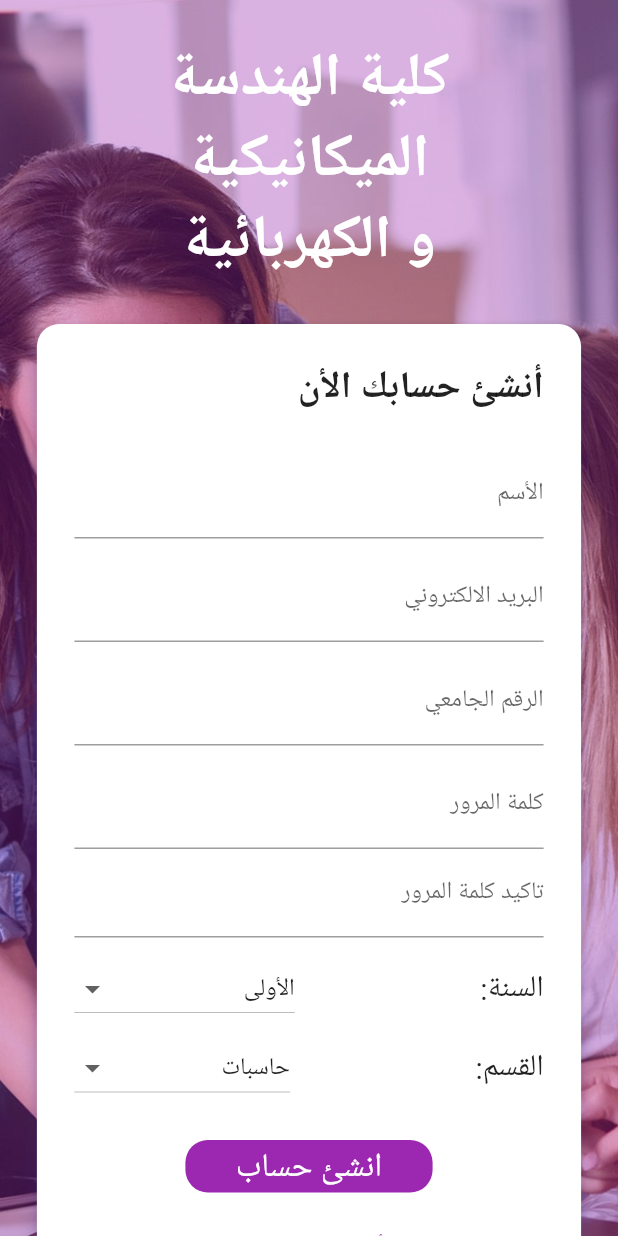
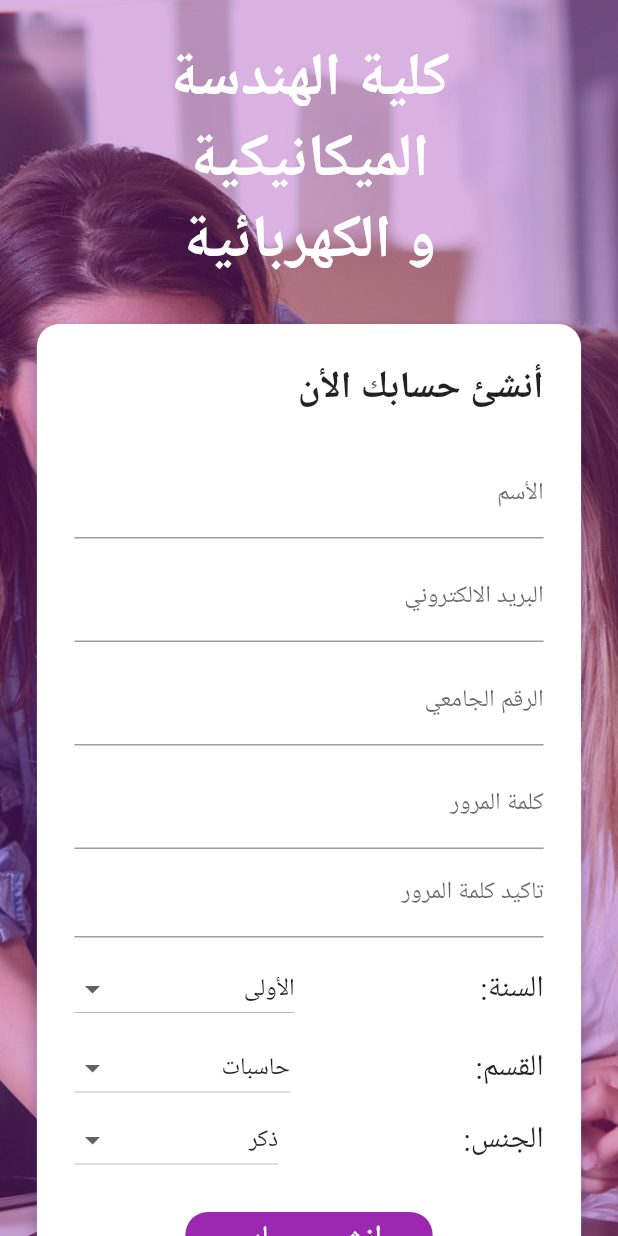
Before and after one commit to Hamza405/University-services-app, a Flutter app: the SignupView screen opened by its route, on a phone screen of 412 x 824 dp. Run offline on Flutter 3.47's test engine with Material 2 defaults, Android fonts, the phone set to English and light mode, and no system bars; our stand-ins replace dio, get, shared_preferences; missing offline and left inert: q_overlay; accounts and stored records are empty.

Commit message:
Auth functions

```diff
--- a/lib/main.dart
+++ b/lib/main.dart
@@ -1,3 +1,4 @@
+import 'package:dio/dio.dart';
 import 'package:flutter/material.dart';
 import 'package:get/get.dart';
 import 'package:q_overlay/q_overlay.dart';
@@ -11,6 +12,7 @@ import 'view/auth/login_view.dart';
 void main() {
   WidgetsFlutterBinding.ensureInitialized();
   Get.put(AuthController());
+
   runApp(const MyApp());
 }
 
--- a/lib/model/user.dart
+++ b/lib/model/user.dart
@@ -1,41 +1,105 @@
+// ignore_for_file: prefer_if_null_operators
+
 class UserModel {
-  String? id;
-  String? uid;
+  final String? token;
+  User? user;
+  final String? error;
+  final int? status;
+
+  UserModel({this.token, this.user, this.error, this.status});
+
+  factory UserModel.fromJson(Map<String, dynamic> json) {
+    return UserModel(
+      token: json['token'] != null ? json['token'] : null,
+      error: json['error'] != null ? json['error'] : null,
+      status: json['status'] != null ? json['status'] : 500,
+      user: json['user'] != null
+          ? User.fromJson(json['user'] as Map<String, dynamic>)
+          : null,
+    );
+  }
+
+  Map<String, dynamic> toJson() => {
+        'token': token,
+        'error': error,
+        'status': status,
+        'user': user != null ? user!.toJson() : null,
+      };
+}
+
+class User {
+  int? id;
   String? name;
   String? email;
-  String? number;
-  int? year;
+  String? num;
+  String? year;
   String? section;
-  String? created_at;
+  String? createdAt;
 
-  UserModel(
+  User(
       {this.id,
-      this.uid,
       this.name,
       this.email,
-      this.number,
-      this.year = 1,
-      this.section = 'حاسبات',
-      this.created_at});
+      this.num,
+      this.year,
+      this.section,
+      this.createdAt});
 
-  UserModel.fromJson(Map<String, dynamic> json)
+  User.fromJson(Map<String, dynamic> json)
       : id = json['id'],
-        uid = json['uid'],
         name = json['name'],
         email = json['email'],
-        number = json['number'],
+        num = json['num'],
         year = json['year'],
         section = json['section'],
-        created_at = json['created_at'];
+        createdAt = json['created_at'];
 
   Map<String, dynamic> toJson() => {
         'id': id,
-        'uid': uid,
         'name': name,
         'email': email,
-        'number': number,
+        'num': num,
         'year': year,
         'section': section,
-        'created_at': created_at,
+        'created_at': createdAt,
       };
 }
+
+class AuthCommand {
+  String? name;
+  String? email;
+  String? num;
+  String? year;
+  String? section;
+  String? gender;
+  String? password;
+
+  AuthCommand({
+    this.name,
+    this.email,
+    this.gender = 'ذكر',
+    this.password,
+    this.num,
+    this.year = '1',
+    this.section = 'حاسبات',
+  });
+
+  AuthCommand.fromJson(Map<String, dynamic> json)
+      : name = json['name'],
+        gender = json['gender'],
+        email = json['email'],
+        password = json['password'],
+        num = json['num'],
+        year = json['year'],
+        section = json['section'];
+
+  Map<String, dynamic> toJson() => {
+        'name': name,
+        'email': email,
+        'password': password,
+        'gender': gender,
+        'num': num,
+        'year': year,
+        'section': section,
+      };
+}
--- a/lib/shared/constance.dart
+++ b/lib/shared/constance.dart
@@ -4,4 +4,6 @@ const loginRoute = '/login';
 const signupRoute = '/signup';
 const homeRoute = '/home';
 
+const baseURL = 'http://192.168.1.8:8000/api/';
+
 const primaryColor = Colors.purple;
--- a/lib/shared/utils/binding.dart
+++ b/lib/shared/utils/binding.dart
@@ -1,3 +1,4 @@
+import 'package:dio/dio.dart';
 import 'package:get/get.dart';
 
 import '../../controller/auth_controller.dart';
@@ -6,5 +7,6 @@ class Binding extends Bindings {
   @override
   void dependencies() {
     Get.lazyPut(() => AuthController());
+    Get.lazyPut(() => Dio());
   }
 }
--- a/lib/view/auth/signup_view.dart
+++ b/lib/view/auth/signup_view.dart
@@ -12,11 +12,10 @@ class SignupView extends StatefulWidget {
 class _SignupViewState extends State<SignupView> {
   final _formKey = GlobalKey<FormState>();
 
-  var user = UserModel();
+  var user = AuthCommand();
   final controller = Get.find<AuthController>();
 
   var password = '';
-  var section = 'حاسبات';
   var year = 'الأولى';
   @override
   Widget build(BuildContext context) {
@@ -151,7 +150,7 @@ class _SignupViewState extends State<SignupView> {
                                       return null;
                                     },
                                     onChanged: (v) {
-                                      user.number = v;
+                                      user.num = v;
                                     },
                                   ),
                                   const SizedBox(
@@ -172,6 +171,7 @@ class _SignupViewState extends State<SignupView> {
                                       return null;
                                     },
                                     onChanged: (v) {
+                                      user.password = v;
                                       password = v;
                                     },
                                   ),
@@ -226,14 +226,14 @@ class _SignupViewState extends State<SignupView> {
                                           value: year,
                                           onChanged: (v) {
                                             user.year = v == 'الأولى'
-                                                ? 1
+                                                ? '1'
                                                 : v == 'الثانية'
-                                                    ? 2
+                                                    ? '2'
                                                     : v == 'الثالثة'
-                                                        ? 3
+                                                        ? '3'
                                                         : v == 'الرابعه'
-                                                            ? 4
-                                                            : 5;
+                                                            ? '4'
+                                                            : '5';
                                             year = v.toString();
                                             setState(() {});
                                           },
@@ -276,6 +276,37 @@ class _SignupViewState extends State<SignupView> {
                                             setState(() {});
                                           },
                                         ),
+                                      )
+                                    ],
+                                  ),
+                                  Row(
+                                    children: [
+                                      const Text(
+                                        'الجنس:',
+                                        style: TextStyle(
+                                            fontSize: 20,
+                                            fontWeight: FontWeight.normal),
+                                      ),
+                                      SizedBox(
+                                        width: size.width * 0.3,
+                                      ),
+                                      Expanded(
+                                        child: DropdownButton<String>(
+                                          isExpanded: true,
+                                          alignment: Alignment.bottomCenter,
+                                          items: <String>['ذكر', 'أنثى']
+                                              .map((String value) {
+                                            return DropdownMenuItem<String>(
+                                              value: value,
+                                              child: Text(value),
+                                            );
+                                          }).toList(),
+                                          value: user.gender,
+                                          onChanged: (v) {
+                                            user.gender = v;
+                                            setState(() {});
+                                          },
+                                        ),
                                       ),
                                     ],
                                   ),
@@ -283,6 +314,9 @@ class _SignupViewState extends State<SignupView> {
                                       ? SizedBox(
                                           height: size.height * 0.02,
                                         )
+                                      : const SizedBox(),
+                                  controller.loading.isTrue
+                                      ? const LinearProgressIndicator()
                                       : const SizedBox(),
                                   Center(
                                     child: Padding(
@@ -296,6 +330,9 @@ class _SignupViewState extends State<SignupView> {
                                             if (_formKey.currentState!
                                                 .validate()) {
                                               _formKey.currentState!.save();
+                                              controller
+                                                  .signup(user)
+                                                  .then((value) => null);
                                             }
                                           },
                                           child: Container(
```
Also changed, not shown: lib/controller/auth_controller.dart (+51 -0 lines), lib/repository/auth_repo.dart (+26 -0 lines), lib/shared/component.dart (added, +21 -0 lines), lib/shared/local_storage.dart (+6 -6 lines), lib/view/auth/login_view.dart (+14 -12 lines).
